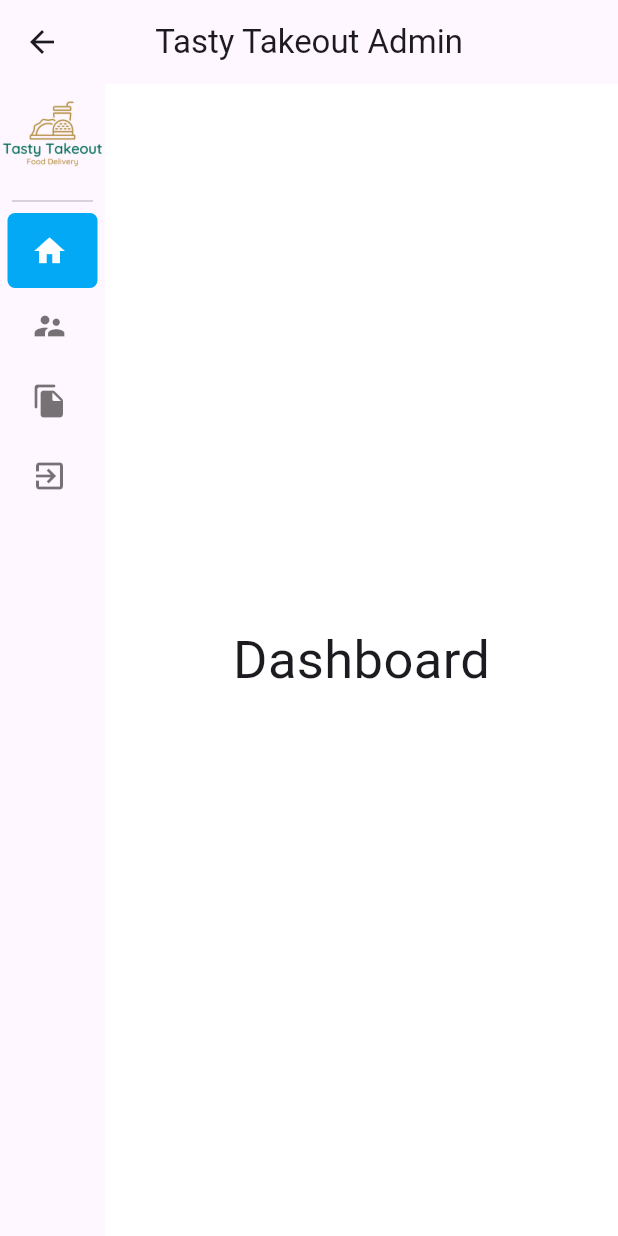
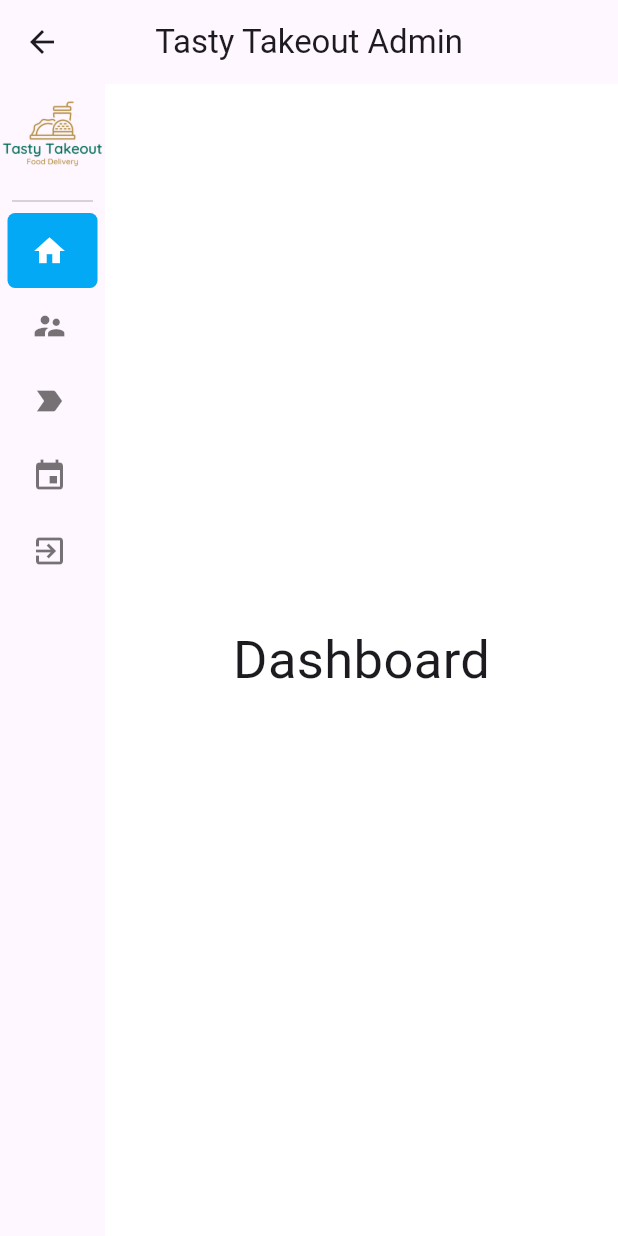
Before and after one commit to Tasty-Takeout/tastytakeout_admin_web, a Flutter app: the DashboardPage screen opened by its route, on a phone screen of 412 x 824 dp. Run offline on Flutter 3.47's test engine with Material 3 defaults, Android fonts, the phone set to English and light mode, and no system bars; drawn by our look-alikes of easy_sidemenu; our stand-ins replace get, image_picker.

Commit message:
added event creator

```diff
--- a/lib/views/screens/dashboard_screen.dart
+++ b/lib/views/screens/dashboard_screen.dart
@@ -1,6 +1,7 @@
 import 'package:flutter/material.dart';
 import 'package:get/get.dart';
 import 'package:easy_sidemenu/easy_sidemenu.dart';
+import 'package:tastytakeout_admin_web/views/screens/event_creator_screen.dart';
 import 'package:tastytakeout_admin_web/views/screens/voucher_creator_screen.dart';
 
 // class MyHomePage extends StatefulWidget {
@@ -40,6 +41,7 @@ class DashboardPage extends StatelessWidget {
     return Scaffold(
       appBar: AppBar(
         // title: Text(widget.title),
+        leading: null,
         title: Text("Tasty Takeout Admin"),
         centerTitle: true,
       ),
@@ -119,7 +121,7 @@ class DashboardPage extends StatelessWidget {
                 onTap: (index, _) {
                   dashboardController.sideMenu.changePage(index);
                 },
-                icon: const Icon(Icons.file_copy_rounded),
+                icon: const Icon(Icons.label_important),
                 // trailing: Container(
                 //     decoration: const BoxDecoration(
                 //         color: Colors.amber,
@@ -132,6 +134,13 @@ class DashboardPage extends StatelessWidget {
                 //         style: TextStyle(fontSize: 11, color: Colors.grey[800]),
                 //       ),
                 //     )),
+              ),
+              SideMenuItem(
+                title: 'Phát hành event mới',
+                onTap: (index, _) {
+                  dashboardController.sideMenu.changePage(index);
+                },
+                icon: const Icon(Icons.event),
               ),
               // SideMenuItem(
               //   title: 'Download',
@@ -206,6 +215,16 @@ class DashboardPage extends StatelessWidget {
                   //   ),
                   // ),
                 ),
+                Container(
+                  color: Colors.white,
+                  child: EventCreatorScreen(),
+                  // child: const Center(
+                  //   child: Text(
+                  //     'Files',
+                  //     style: TextStyle(fontSize: 35),
+                  //   ),
+                  // ),
+                ),
                 // Container(
                 //   color: Colors.white,
                 //   child: const Center(
--- a/pubspec.yaml
+++ b/pubspec.yaml
@@ -12,6 +12,7 @@ dependencies:
   get: ^4.6.1
   easy_sidemenu: ^0.5.0
   http: ^1.1.2
+  image_picker: ^1.0.7
 
 dev_dependencies:
   flutter_test:
```
Also changed, not shown: lib/views/screens/event_creator_screen.dart (added, +80 -0 lines), pubspec.lock.
